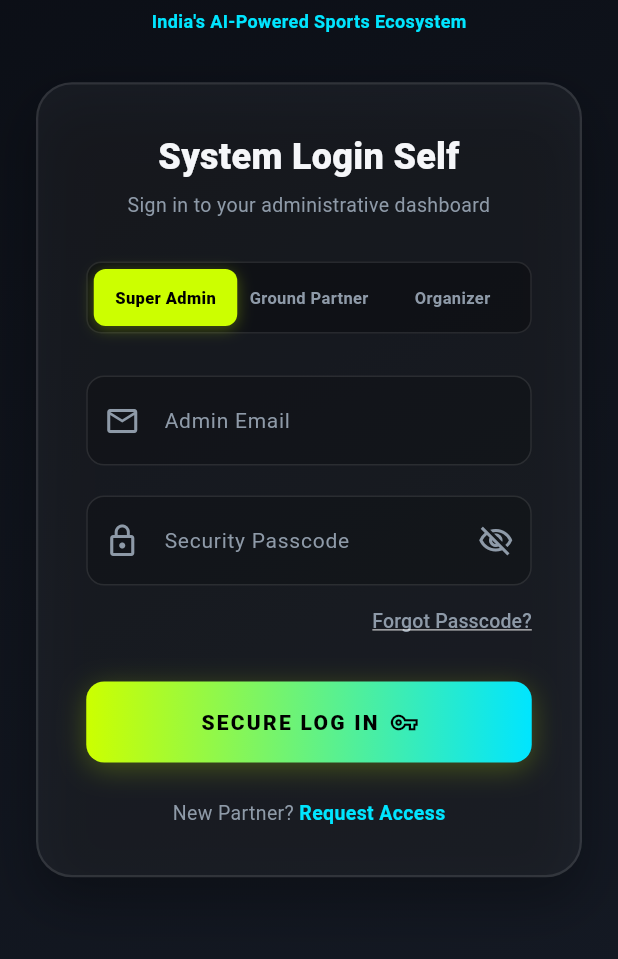
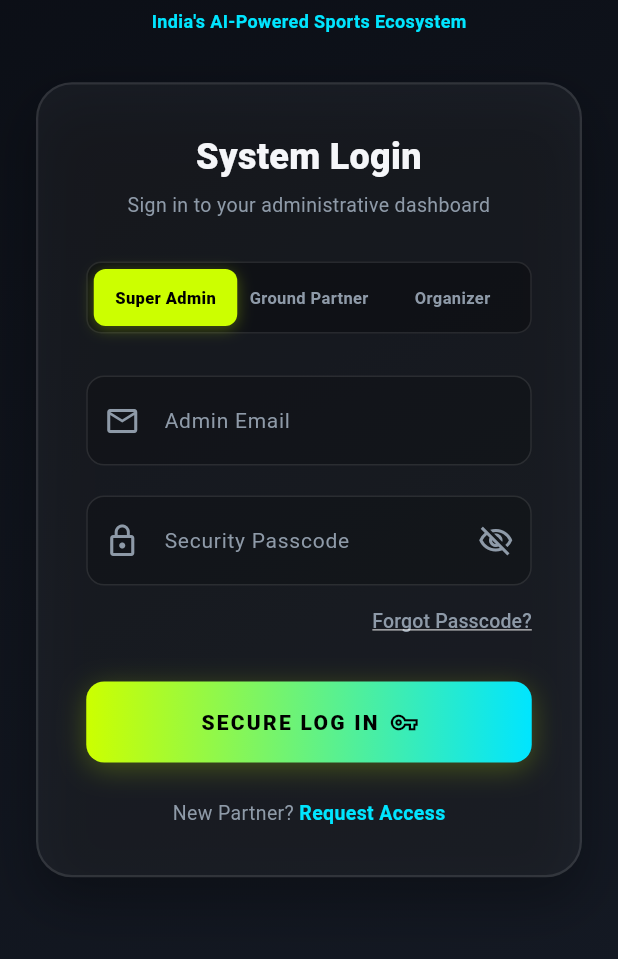
Before and after one commit to TrusharPalminfotech/playverse, a Flutter app: the screen it shows after launch, on a phone screen of 412 x 824 dp, the part 253-1212 px from its top. Run offline on Flutter 3.47's test engine with Material 3 defaults, Android fonts, the phone set to English and light mode, and no system bars.

Commit message:
feat: add Android CI workflow and update login screen title

```diff
--- a/lib/screens/login_screen.dart
+++ b/lib/screens/login_screen.dart
@@ -336,7 +336,7 @@ class _LoginScreenState extends State<LoginScreen> {
           crossAxisAlignment: CrossAxisAlignment.stretch,
           children: [
             Text(
-              "System Login Self",
+              "System Login",
               style: Theme.of(
                 context,
               ).textTheme.headlineMedium?.copyWith(fontWeight: FontWeight.w900),
```
Also changed, not shown: 1 other file.
